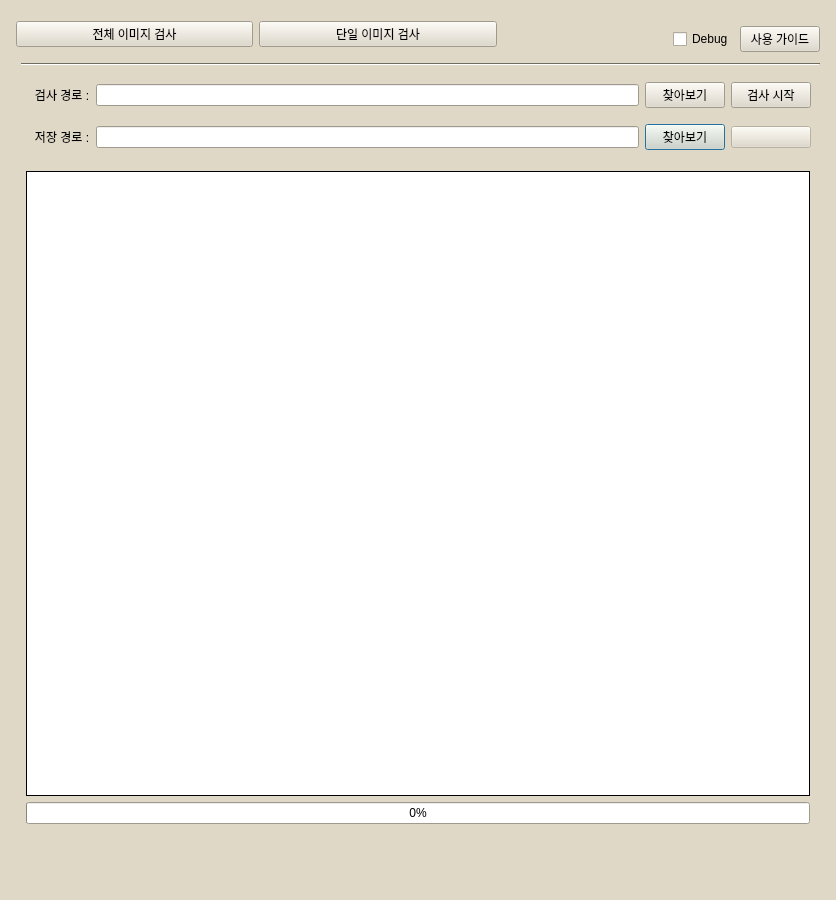
Old version of the form GUI/test.ui in the repository knudatascientists/lg-innotek-projects.
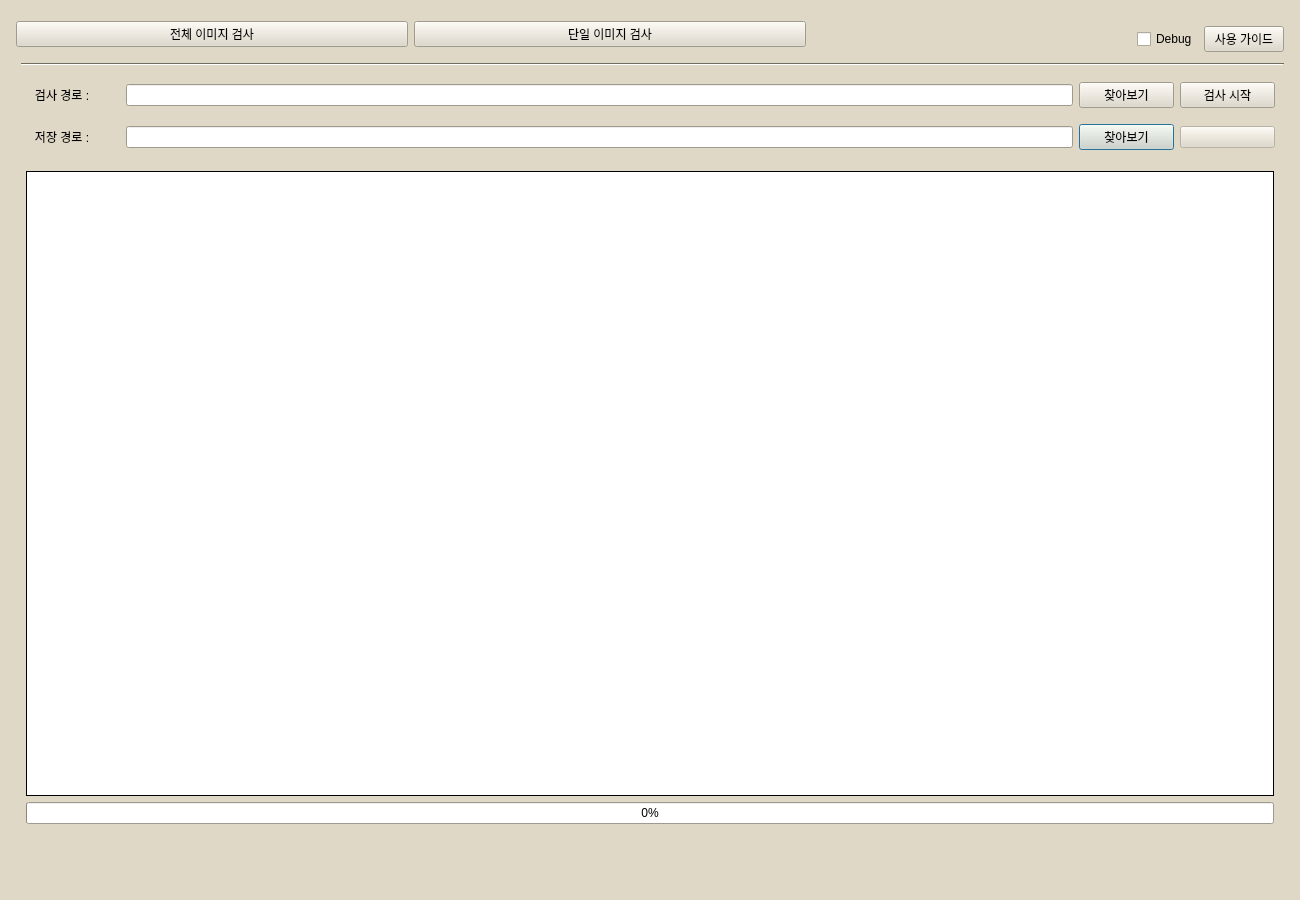
New version of the form.

```diff
--- a/GUI/test.ui
+++ b/GUI/test.ui
@@ -6,7 +6,7 @@
    <rect>
     <x>0</x>
     <y>0</y>
-    <width>836</width>
+    <width>1300</width>
     <height>900</height>
    </rect>
   </property>
@@ -777,7 +777,7 @@
        </layout>
       </item>
       <item row="4" column="0">
-       <layout class="QGridLayout" name="gridLayout" rowstretch="5,0,0" rowminimumheight="5,0,0">
+       <layout class="QGridLayout" name="gridLayout" rowstretch="5,0,0">
         <property name="leftMargin">
          <number>10</number>
         </property>
@@ -842,6 +842,19 @@
           </item>
          </layout>
         </item>
+        <item row="1" column="0">
+         <widget class="QProgressBar" name="progressBar">
+          <property name="value">
+           <number>0</number>
+          </property>
+          <property name="textVisible">
+           <bool>true</bool>
+          </property>
+          <property name="invertedAppearance">
+           <bool>false</bool>
+          </property>
+         </widget>
+        </item>
         <item row="0" column="0">
          <widget class="QTextEdit" name="logText">
           <property name="enabled">
@@ -873,19 +886,6 @@
           </property>
          </widget>
         </item>
-        <item row="1" column="0">
-         <widget class="QProgressBar" name="progressBar">
-          <property name="value">
-           <number>0</number>
-          </property>
-          <property name="textVisible">
-           <bool>true</bool>
-          </property>
-          <property name="invertedAppearance">
-           <bool>false</bool>
-          </property>
-         </widget>
-        </item>
        </layout>
       </item>
      </layout>
```
